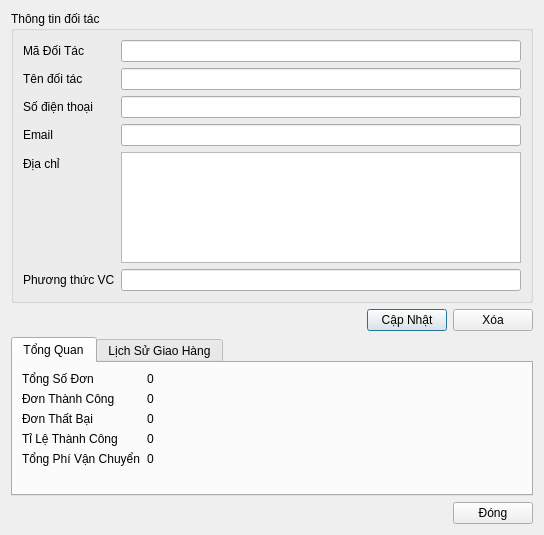
This is ui/partner_detail.ui in thinh-doan/sales-and-warehouse-management-system as Qt 5 draws it before an edit. The edited form follows.
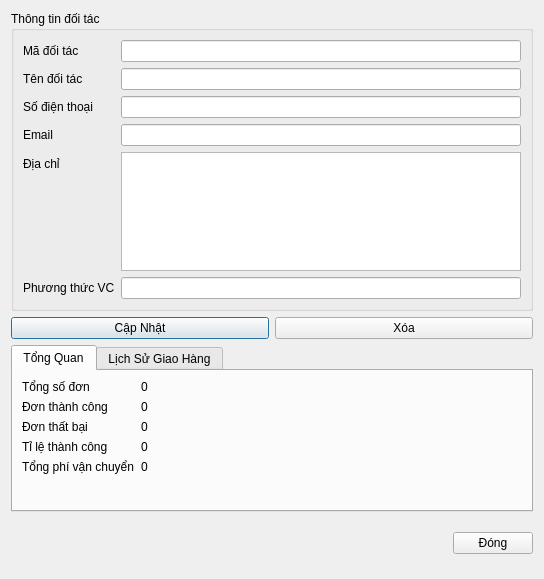
This is the edited form. Icons and pictures are not drawn.

```diff
--- a/ui/partner_detail.ui
+++ b/ui/partner_detail.ui
@@ -7,7 +7,7 @@
     <x>0</x>
     <y>0</y>
     <width>544</width>
-    <height>535</height>
+    <height>579</height>
    </rect>
   </property>
   <property name="windowTitle">
@@ -23,7 +23,7 @@
       <item row="0" column="0">
        <widget class="QLabel" name="lblPartnerID">
         <property name="text">
-         <string>Mã Đối Tác</string>
+         <string>Mã đối tác</string>
         </property>
        </widget>
       </item>
@@ -89,19 +89,6 @@
    </item>
    <item>
     <layout class="QHBoxLayout" name="horizontalLayout">
-     <item>
-      <spacer name="horizontalSpacer_2">
-       <property name="orientation">
-        <enum>Qt::Horizontal</enum>
-       </property>
-       <property name="sizeHint" stdset="0">
-        <size>
-         <width>40</width>
-         <height>20</height>
-        </size>
-       </property>
-      </spacer>
-     </item>
      <item>
       <widget class="QPushButton" name="btnCapNhatDT">
        <property name="text">
@@ -131,7 +118,7 @@
        <item row="0" column="0">
         <widget class="QLabel" name="label">
          <property name="text">
-          <string>Tổng Số Đơn</string>
+          <string>Tổng số đơn</string>
          </property>
         </widget>
        </item>
@@ -145,7 +132,7 @@
        <item row="1" column="0">
         <widget class="QLabel" name="label_2">
          <property name="text">
-          <string>Đơn Thành Công</string>
+          <string>Đơn thành công</string>
          </property>
         </widget>
        </item>
@@ -159,7 +146,7 @@
        <item row="2" column="0">
         <widget class="QLabel" name="label_3">
          <property name="text">
-          <string>Đơn Thất Bại</string>
+          <string>Đơn thất bại</string>
          </property>
         </widget>
        </item>
@@ -173,7 +160,7 @@
        <item row="3" column="0">
         <widget class="QLabel" name="label_4">
          <property name="text">
-          <string>Tỉ Lệ Thành Công</string>
+          <string>Tỉ lệ thành công</string>
          </property>
         </widget>
        </item>
@@ -187,7 +174,7 @@
        <item row="4" column="0">
         <widget class="QLabel" name="label_5">
          <property name="text">
-          <string>Tổng Phí Vận Chuyển</string>
+          <string>Tổng phí vận chuyển</string>
          </property>
         </widget>
        </item>
@@ -248,7 +235,7 @@
        <property name="sizeHint" stdset="0">
         <size>
          <width>0</width>
-         <height>0</height>
+         <height>50</height>
         </size>
        </property>
       </spacer>
```
Left out of the diff: 6 changed lines with no effect on the pictures.
